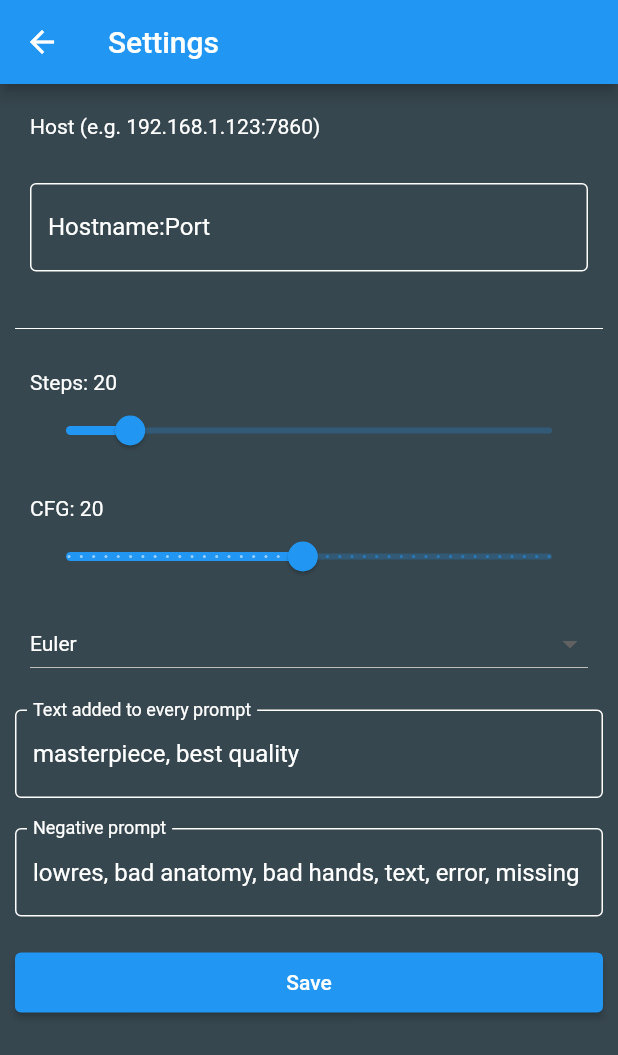
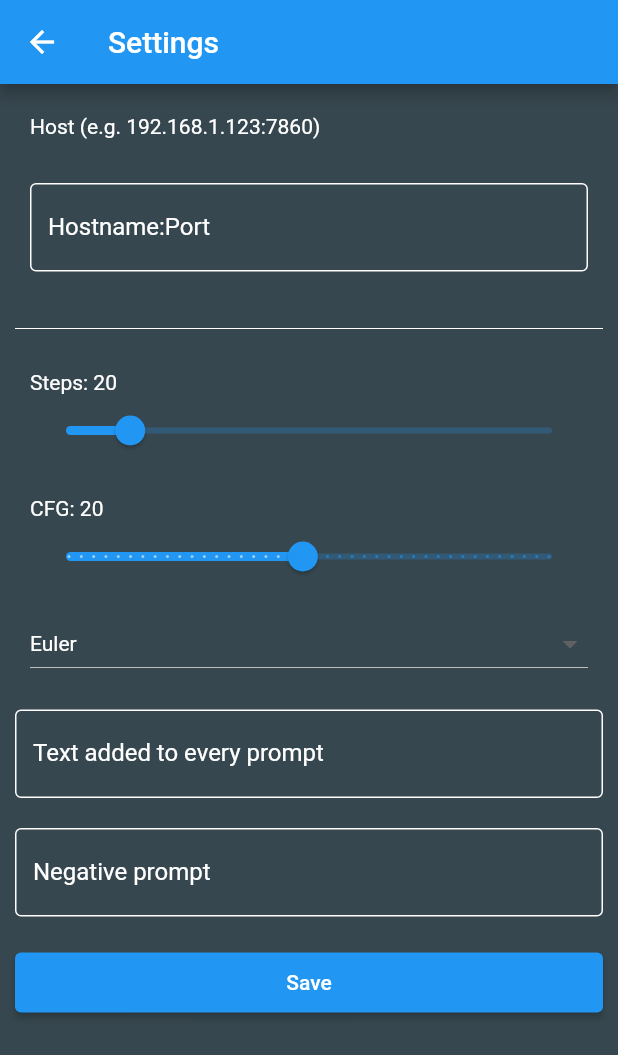
Before and after one commit to bjm021/stable_diffusion_mobileui, a Flutter app: the screen it shows after launch, after a tap on the "settings" icon, on a phone screen of 412 x 824 dp. Shown: the top 1055 px of the screen. Run offline on Flutter 3.47's test engine with Material 2 defaults, Android fonts, the phone set to English and light mode, and no system bars; our stand-ins replace gallery_saver, shared_preferences; missing offline and left inert: dart:ffi.

Commit message:
Removed default prompts tailored to nai model

```diff
--- a/lib/settings.dart
+++ b/lib/settings.dart
@@ -8,10 +8,8 @@ var host = TextEditingController();
 var steps = ValueNotifier<int>(20);
 var cfg = ValueNotifier<int>(20);
 var sampler = ValueNotifier("Euler");
-var defaultPrompt = TextEditingController(text: "masterpiece, best quality");
-var defaultNegativePrompt = TextEditingController(
-    text:
-        "lowres, bad anatomy, bad hands, text, error, missing fingers, extra digit, fewer digits, cropped, worst quality, low quality, normal quality, jpeg artifacts, signature, watermark, username, blurry, artist name");
+var defaultPrompt = TextEditingController(text: "");
+var defaultNegativePrompt = TextEditingController(text: "");
 
 class SettingsPage extends StatefulWidget {
   SettingsPage({Key? key}) : super(key: key);
@@ -272,19 +270,16 @@ Future<void> saveConfig(BuildContext context) async {
 }
 
 Future<void> loadSavedData() async {
-  print("LOADING DATA");
   final prefs = await SharedPreferences.getInstance();
   if (!hasDataLoaded) {
-    print("LOADFING ${prefs.getString("host")}");
     if (prefs.getBool("has-data") ?? false) {
       steps.value = prefs.getInt("steps") ?? 20;
       host.text = prefs.getString("host") ?? "";
       cfg.value = prefs.getInt("cfg") ?? 20;
       sampler.value = prefs.getString("sampler") ?? "Euler";
       defaultPrompt.text =
-          prefs.getString("defaultPrompt") ?? "masterpiece, best quality";
-      defaultNegativePrompt.text = prefs.getString("defaultNegativePrompt") ??
-          "lowres, bad anatomy, bad hands, text, error, missing fingers, extra digit, fewer digits, cropped, worst quality, low quality, normal quality, jpeg artifacts, signature, watermark, username, blurry, artist name";
+          prefs.getString("defaultPrompt") ?? "";
+      defaultNegativePrompt.text = prefs.getString("defaultNegativePrompt") ?? "";
       hasDataLoaded = true;
     }
   }
```
